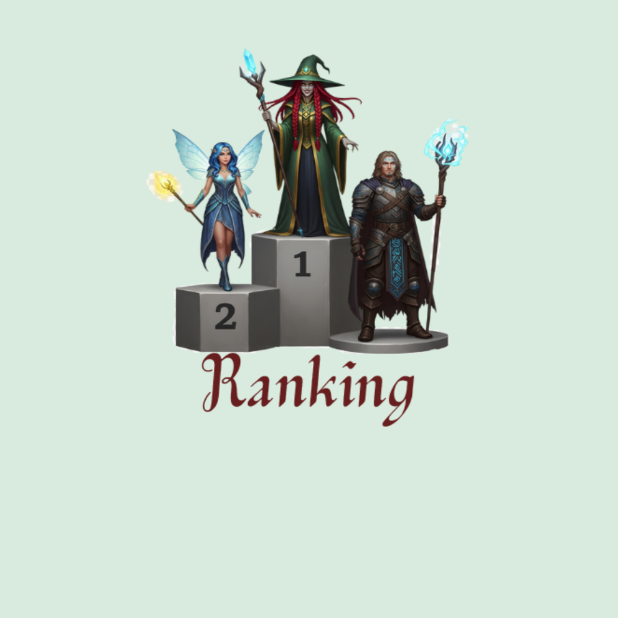
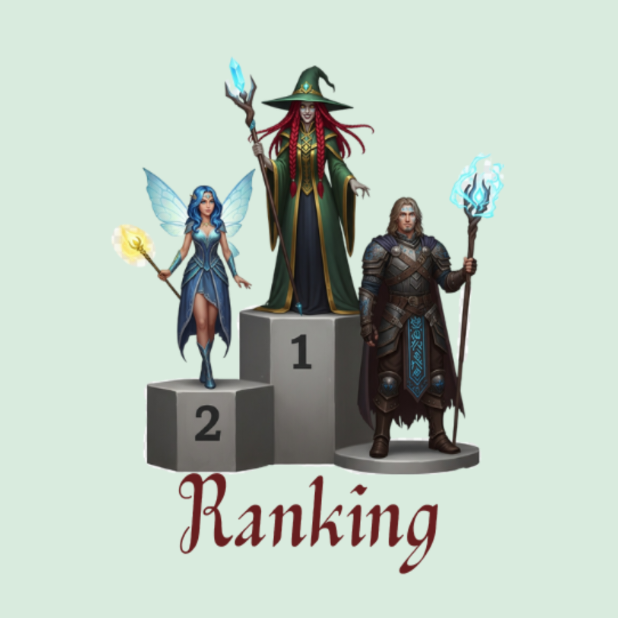
Before and after one commit to amazolin/Mais-Saude, an Android app: the TelaRanking screen opened directly, with no data from a screen before it, on a phone screen of 412 x 824 dp, the top half of it. Run offline under Robolectric (Android 15) with nearby library versions, the phone set to English and light mode, and no system bars; our stand-ins replace Firebase (no records; nobody signed in at launch, a user with empty details on screens opened directly); Roboto replaces fonts that are not available here.

Commit message:
Tela de usuário corrigida.

```diff
--- a/app/src/main/AndroidManifest.xml
+++ b/app/src/main/AndroidManifest.xml
@@ -1,6 +1,7 @@
 <?xml version="1.0" encoding="utf-8"?>
 <manifest xmlns:android="http://schemas.android.com/apk/res/android"
     xmlns:tools="http://schemas.android.com/tools">
+    <uses-permission android:name="android.permission.INTERNET" />
 
     <application
         android:allowBackup="true"
@@ -39,9 +40,6 @@
                 <category android:name="android.intent.category.LAUNCHER" />
             </intent-filter>
         </activity> <!-- MainActivity continua no app, mas não inicia automaticamente -->
-        <activity
-            android:name=".MainActivity"
-            android:exported="false" />
 
         <meta-data
             android:name="preloaded_fonts"
--- a/app/src/main/java/com/example/maissade/TelaRanking.java
+++ b/app/src/main/java/com/example/maissade/TelaRanking.java
@@ -1,24 +1,89 @@
 package com.example.maissade;
 
 import android.os.Bundle;
+import android.util.Log;
+import android.widget.ArrayAdapter;
+import android.widget.ListView;
+import android.widget.Toast;
 
-import androidx.activity.EdgeToEdge;
+import androidx.annotation.NonNull;
 import androidx.appcompat.app.AppCompatActivity;
-import androidx.core.graphics.Insets;
-import androidx.core.view.ViewCompat;
-import androidx.core.view.WindowInsetsCompat;
+
+import com.example.model.Ranking;
+import com.google.firebase.database.DataSnapshot;
+import com.google.firebase.database.DatabaseError;
+import com.google.firebase.database.DatabaseReference;
+import com.google.firebase.database.FirebaseDatabase;
+import com.google.firebase.database.ValueEventListener;
+
+import java.util.ArrayList;
+import java.util.Collections;
 
 public class TelaRanking extends AppCompatActivity {
+
+    private ListView listaRanking;
+    private ArrayList<Ranking> listaUsuarios = new ArrayList<>();
+    private ArrayAdapter<Ranking> adapter;
+    private DatabaseReference usuariosRef;
 
     @Override
     protected void onCreate(Bundle savedInstanceState) {
         super.onCreate(savedInstanceState);
-        EdgeToEdge.enable(this);
         setContentView(R.layout.activity_tela_ranking);
-        ViewCompat.setOnApplyWindowInsetsListener(findViewById(R.id.main), (v, insets) -> {
-            Insets systemBars = insets.getInsets(WindowInsetsCompat.Type.systemBars());
-            v.setPadding(systemBars.left, systemBars.top, systemBars.right, systemBars.bottom);
-            return insets;
+
+        listaRanking = findViewById(R.id.listaRanking);
+
+        adapter = new ArrayAdapter<>(this, android.R.layout.simple_list_item_1, listaUsuarios);
+        listaRanking.setAdapter(adapter);
+
+        usuariosRef = FirebaseDatabase.getInstance("https://mais-saude-21343-default-rtdb.firebaseio.com/")
+                .getReference("usuarios");
+
+        carregarRanking();
+    }
+
+    private void carregarRanking() {
+        usuariosRef.orderByChild("xp").addListenerForSingleValueEvent(new ValueEventListener() {
+            @Override
+            public void onDataChange(@NonNull DataSnapshot snapshot) {
+                listaUsuarios.clear();
+
+                for (DataSnapshot usuarioSnap : snapshot.getChildren()) {
+                    String nome = usuarioSnap.child("nome").getValue(String.class);
+
+                    Object xpObj = usuarioSnap.child("xp").getValue();
+                    Long xp = 0L;
+
+                    if (xpObj instanceof Long) {
+                        xp = (Long) xpObj;
+                    } else if (xpObj instanceof Integer) {
+                        xp = ((Integer) xpObj).longValue();
+                    } else if (xpObj instanceof String) {
+                        try {
+                            xp = Long.parseLong((String) xpObj);
+                        } catch (NumberFormatException e) {
+                            continue; // ignora usuário com xp inválido
+                        }
+                    } else {
+                        continue; // ignora usuário com xp ausente ou de tipo inesperado
+                    }
+
+
+                    if (nome != null) {
+                        listaUsuarios.add(new Ranking(nome, xp));
+                    }
+                }
+
+                // Inverte a lista para mostrar maior XP no topo
+                Collections.reverse(listaUsuarios);
+                adapter.notifyDataSetChanged();
+            }
+
+            @Override
+            public void onCancelled(@NonNull DatabaseError error) {
+                Toast.makeText(TelaRanking.this, "Erro ao carregar ranking", Toast.LENGTH_SHORT).show();
+                Log.e("FIREBASE_ERROR", "Erro: " + error.getMessage());
+            }
         });
     }
 }
--- a/app/src/main/res/layout/activity_tela_ranking.xml
+++ b/app/src/main/res/layout/activity_tela_ranking.xml
@@ -19,13 +19,19 @@
 
         <ImageView
             android:id="@+id/imageViewLogo"
-            android:layout_width="311dp"
-            android:layout_height="290dp"
-            android:layout_gravity="center"
+            android:layout_width="match_parent"
+            android:layout_height="0dp"
+            android:layout_weight="1"
             android:adjustViewBounds="true"
             android:scaleType="fitXY"
             app:srcCompat="@drawable/telaranking" />
 
+        <ListView
+            android:id="@+id/listaRanking"
+            android:layout_width="match_parent"
+            android:layout_height="0dp"
+            android:layout_weight="1" />
+
 
     </LinearLayout>
 </androidx.constraintlayout.widget.ConstraintLayout>
```
Also changed, not shown: app/src/main/java/com/example/maissade/Cadastro.java (+5 -10 lines), app/src/main/java/com/example/maissade/TelaUsuario.java (+5 -4 lines), app/src/main/java/com/example/model/Ranking.java (added, +26 -0 lines).
